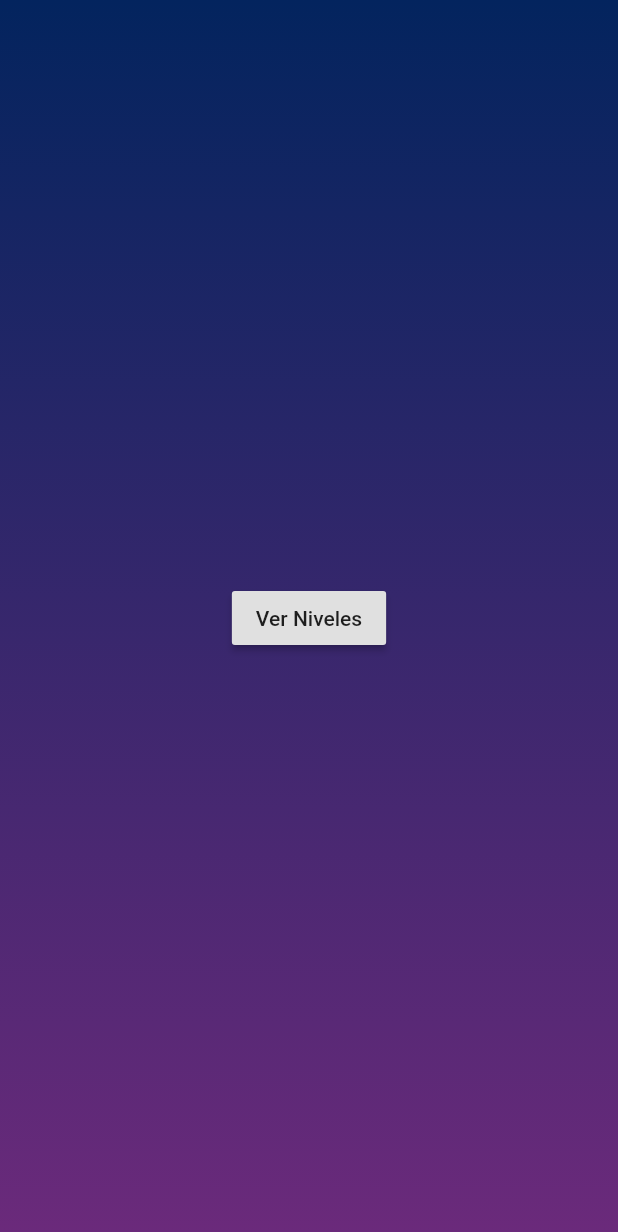
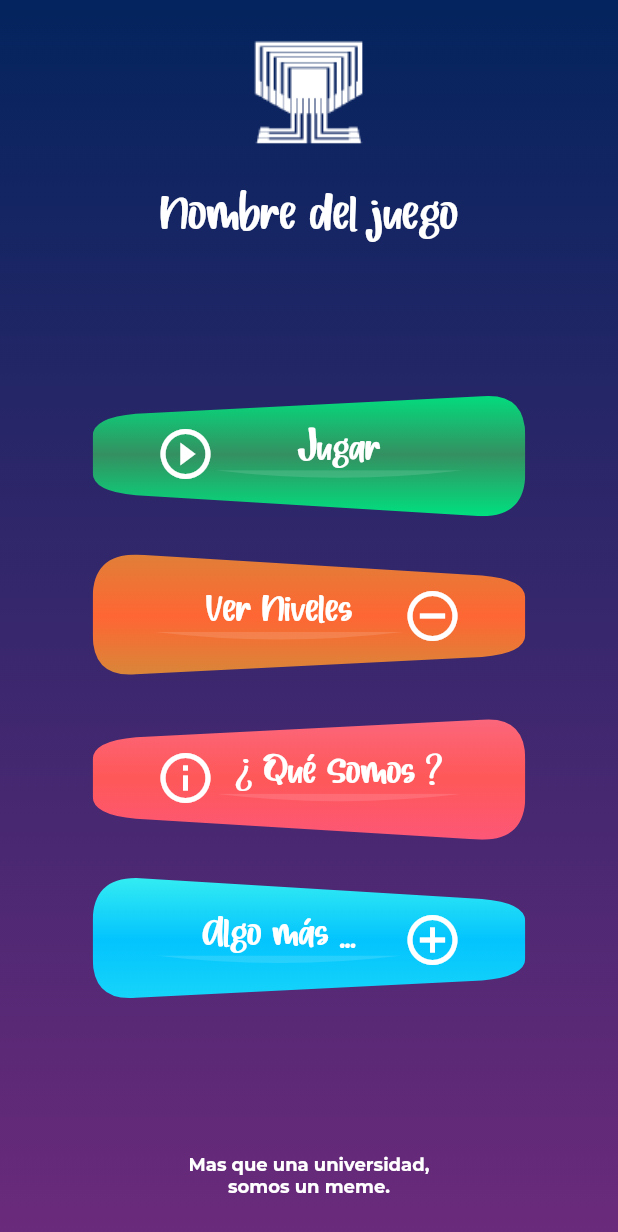
Before and after one commit to PedroRafa26/UnetGame, a Flutter app: the screen it shows after launch, on a phone screen of 412 x 824 dp. Shown: the top 1232 px of the screen. Run offline on Flutter 3.47's test engine with Material 2 defaults, Android fonts, the phone set to English and light mode, and no system bars.

Commit message:
Version 0.0.2 Creation of buttons with ClipPath and Column with Menu's Items

```diff
--- /dev/null
+++ b/lib/global_widgets/button_menu.dart
@@ -0,0 +1,155 @@
+import 'package:flutter/material.dart';
+
+class ButtonMenu extends StatelessWidget {
+  const ButtonMenu({
+    Key key,
+    this.colors,
+    this.direction,
+    this.icon,
+    this.menuLabel,
+  }) : super(key: key);
+  final List<Color> colors;
+  final int direction;
+  final IconData icon;
+  final String menuLabel;
+
+  @override
+  Widget build(BuildContext context) {
+    var tHeight = MediaQuery.of(context).size.height;
+    var tWidth = MediaQuery.of(context).size.width;
+    return Stack(
+      alignment: Alignment.center,
+      children: <Widget>[
+        BackButtonMenu(
+          tHeight: tHeight,
+          tWidth: tWidth,
+          colors: colors,
+          direction: direction,
+        ),
+        Row(
+          mainAxisSize: MainAxisSize.min,
+          children: (direction == 0)
+              ? <Widget>[
+                  Icon(
+                    icon,
+                    color: Colors.white,
+                    size: 40,
+                  ),
+                  Column(
+                    children: <Widget>[
+                      Text(
+                        menuLabel,
+                        style: TextStyle(fontSize: 24, color: Colors.white),
+                      ),
+                      ClipPath(
+                        clipper: BottomLineClipper(),
+                        child: Container(
+                          height: 10,
+                          width: tWidth * .4,
+                          color: Colors.white12,
+                        ),
+                      ),
+                    ],
+                  ),
+                ]
+              : <Widget>[
+                  Column(
+                    children: <Widget>[
+                      Text(
+                        menuLabel,
+                        style: TextStyle(fontSize: 24, color: Colors.white),
+                      ),
+                      ClipPath(
+                        clipper: BottomLineClipper(),
+                        child: Container(
+                          height: 10,
+                          width: tWidth * .4,
+                          color: Colors.white12,
+                        ),
+                      ),
+                    ],
+                  ),
+                  Icon(
+                    icon,
+                    color: Colors.white,
+                    size: 40,
+                  ),
+                ],
+        ),
+      ],
+    );
+  }
+}
+
+class BackButtonMenu extends StatelessWidget {
+  final double tHeight;
+  final double tWidth;
+  final int direction;
+  final List<Color> colors;
+
+  const BackButtonMenu({
+    Key key,
+    this.colors,
+    this.tHeight,
+    this.tWidth,
+    this.direction,
+  }) : super(key: key);
+
+  @override
+  Widget build(BuildContext context) {
+    return RotatedBox(
+      quarterTurns: direction,
+      child: ClipPath(
+        clipper: MenuClipper(),
+        child: Container(
+          height: tHeight * .10,
+          width: tWidth * .7,
+          decoration: BoxDecoration(
+            gradient: LinearGradient(
+              colors: colors,
+              tileMode: TileMode.clamp,
+              begin: Alignment.topCenter,
+              end: Alignment.bottomCenter,
+            ),
+          ),
+        ),
+      ),
+    );
+  }
+}
+
+class BottomLineClipper extends CustomClipper<Path> {
+  @override
+  Path getClip(Size size) {
+    Path path = Path()
+      ..lineTo(size.width, 0)
+      ..quadraticBezierTo(size.width / 2, 10, 0, 0);
+    return path;
+  }
+
+  @override
+  bool shouldReclip(CustomClipper<Path> oldClipper) => true;
+}
+
+class MenuClipper extends CustomClipper<Path> {
+  @override
+  Path getClip(Size size) {
+    var roundnessFactor = size.width * .1;
+    Path path = Path()
+      ..lineTo(0, size.height - roundnessFactor)
+      ..quadraticBezierTo(
+          0, size.height * .8, roundnessFactor, size.height * .83)
+      ..lineTo(size.width - roundnessFactor, size.height)
+      ..quadraticBezierTo(
+          size.width, size.height, size.width, size.height - roundnessFactor)
+      ..lineTo(size.width, roundnessFactor)
+      ..quadraticBezierTo(
+          size.width, 0, size.width - roundnessFactor, size.height * .03)
+      ..lineTo(roundnessFactor, size.height * .17)
+      ..quadraticBezierTo(0, size.height * .2, 0, roundnessFactor);
+    return path;
+  }
+
+  @override
+  bool shouldReclip(CustomClipper<Path> oldClipper) => true;
+}
--- a/lib/main.dart
+++ b/lib/main.dart
@@ -14,7 +14,14 @@ class MyApp extends StatelessWidget {
   Widget build(BuildContext context) {
     return MaterialApp(
       title: 'Unetmes',
-      theme: ThemeData(primarySwatch: Colors.green),
+      theme: ThemeData(
+        primarySwatch: Colors.green,
+        fontFamily: 'WildHazelnut',
+        textSelectionColor: Colors.white,
+        textTheme: TextTheme(
+
+        ),
+      ),
       home: Menu(),
     );
   }
--- /dev/null
+++ b/lib/screens/level_main.dart
@@ -0,0 +1,10 @@
+import 'package:flutter/material.dart';
+
+class LevelMain extends StatelessWidget {
+  @override
+  Widget build(BuildContext context) {
+    return Container(
+      child: Center(child: Text('Este es el nivel'),)
+    );
+  }
+}
--- a/lib/screens/menu.dart
+++ b/lib/screens/menu.dart
@@ -1,5 +1,7 @@
 import 'package:flutter/material.dart';
 import 'package:four_unet_one/global_widgets/back.dart';
+import 'package:four_unet_one/global_widgets/button_menu.dart';
+import 'package:four_unet_one/screens/level_main.dart';
 import 'package:four_unet_one/screens/level_selector.dart';
 
 class Menu extends StatelessWidget {
@@ -9,18 +11,88 @@ class Menu extends StatelessWidget {
       body: Stack(
         children: <Widget>[
           Back(),
-          Center(
-            child: RaisedButton(
-              child: Text('Ver Niveles'),
-              onPressed: () {
-                Navigator.of(context).push(
-                  MaterialPageRoute(
-                    builder: (context) => LevelSelector(),
+          SafeArea(
+            child: Center(
+              child: Column(
+                mainAxisAlignment: MainAxisAlignment.spaceEvenly,
+                children: <Widget>[
+                  Image.asset('assets/images/layout/logo.png'),
+                  Text(
+                    'Nombre del juego',
+                    style: TextStyle(
+                      color: Colors.white,
+                      fontSize: 30,
+                    ),
                   ),
-                );
-              },
+                  SizedBox(height: 50),
+                  GestureDetector(
+                    onTap: () {
+                      Navigator.of(context).push(
+                        MaterialPageRoute(builder: (context) => LevelMain()),
+                      );
+                    },
+                    child: ButtonMenu(
+                      colors: [
+                        Color(0xFF00e07f),
+                        Color(0xff349061),
+                        Color(0xff00e07f),
+                      ],
+                      menuLabel: 'Jugar',
+                      icon: Icons.play_circle_outline,
+                      direction: 0,
+                    ),
+                  ),
+                  GestureDetector(
+                    onTap: () {
+                      Navigator.of(context).push(
+                        MaterialPageRoute(builder: (context) => LevelSelector()),
+                      );
+                    },
+                    child: ButtonMenu(
+                      colors: [
+                        Color(0xFFd68839),
+                        Color(0xffff6633),
+                        Color(0xffe07f37),
+                      ],
+                      menuLabel: 'Ver Niveles',
+                      icon: Icons.remove_circle_outline,
+                      direction: 2,
+                    ),
+                  ),
+                  ButtonMenu(
+                    colors: [
+                      Color(0xFFfb677d),
+                      Color(0xffff5858),
+                      Color(0xfffc5777),
+                    ],
+                    menuLabel: '¿ Qué Somos ?',
+                    icon: Icons.info_outline,
+                    direction: 0,
+                  ),
+                  ButtonMenu(
+                    colors: [
+                      Color(0xFF17d5f9),
+                      Color(0xff03c4fe),
+                      Color(0xff33ecf2),
+                    ],
+                    menuLabel: 'Algo más ...',
+                    icon: Icons.add_circle_outline,
+                    direction: 2,
+                  ),
+                  SizedBox(height: 50),
+                  Text(
+                    'Mas que una universidad,\nsomos un meme.',
+                    textAlign: TextAlign.center,
+                    style: TextStyle(
+                        color: Colors.white,
+                        fontSize: 12,
+                        fontFamily: 'Montserrat',
+                        fontWeight: FontWeight.bold),
+                  )
+                ],
+              ),
             ),
-          )
+          ),
         ],
       ),
     );
```
Also changed, not shown: pubspec.yaml (+8 -0 lines), assets/fonts/Montserrat-Bold.ttf (added), assets/fonts/Montserrat-Medium.ttf (added), assets/fonts/Montserrat-Regular.ttf (added).
